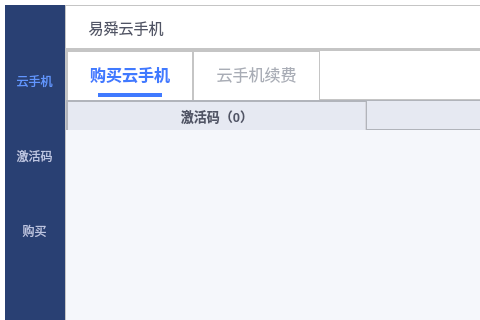
Qt form mainwindow.ui (ZhouMei20220810/TEST) before a commit; both pictures show x 0 to 480 and y 0 to 320 of the 1366 by 768 pixel window.
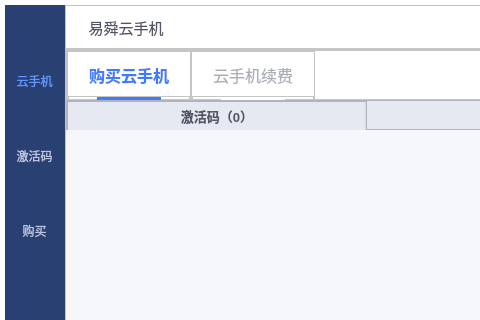
The same form after that commit. The open tabs and pages were chosen to show the change. Icons and pictures are not drawn. Custom widgets are drawn as their Qt base class.

Commit message: 激活码购买和激活码续费按键切换不灵敏的问题

Patch:
```diff
--- a/mainwindow.ui
+++ b/mainwindow.ui
@@ -3076,13 +3076,13 @@
                   </property>
                   <layout class="QVBoxLayout" name="verticalLayout_20">
                    <property name="spacing">
-                    <number>18</number>
+                    <number>0</number>
                    </property>
                    <property name="leftMargin">
                     <number>0</number>
                    </property>
                    <property name="topMargin">
-                    <number>11</number>
+                    <number>0</number>
                    </property>
                    <property name="rightMargin">
                     <number>0</number>
@@ -3095,7 +3095,13 @@
                      <property name="minimumSize">
                       <size>
                        <width>80</width>
-                       <height>21</height>
+                       <height>46</height>
+                      </size>
+                     </property>
+                     <property name="maximumSize">
+                      <size>
+                       <width>16777215</width>
+                       <height>46</height>
                       </size>
                      </property>
                      <property name="cursor">
@@ -3117,23 +3123,41 @@
                     </widget>
                    </item>
                    <item>
-                    <layout class="QHBoxLayout" name="horizontalLayout_33">
+                    <widget class="QFrame" name="frame_31">
+                     <property name="minimumSize">
+                      <size>
+                       <width>0</width>
+                       <height>4</height>
+                      </size>
+                     </property>
+                     <property name="maximumSize">
+                      <size>
+                       <width>16777215</width>
+                       <height>4</height>
+                      </size>
+                     </property>
+                     <property name="frameShape">
+                      <enum>QFrame::StyledPanel</enum>
+                     </property>
+                     <property name="frameShadow">
+                      <enum>QFrame::Raised</enum>
+                     </property>
+                     <layout class="QHBoxLayout" name="horizontalLayout_37">
                      <property name="spacing">
                       <number>0</number>
                      </property>
-                     <item>
-                      <spacer name="horizontalSpacer_26">
-                       <property name="orientation">
-                        <enum>Qt::Horizontal</enum>
-                       </property>
-                       <property name="sizeHint" stdset="0">
-                        <size>
-                         <width>40</width>
-                         <height>20</height>
-                        </size>
-                       </property>
-                      </spacer>
-                     </item>
+                      <property name="leftMargin">
+                       <number>0</number>
+                      </property>
+                      <property name="topMargin">
+                       <number>0</number>
+                      </property>
+                      <property name="rightMargin">
+                       <number>0</number>
+                      </property>
+                      <property name="bottomMargin">
+                       <number>0</number>
+                      </property>
                      <item>
                       <widget class="QLabel" name="labelAddActiveCode">
                        <property name="styleSheet">
@@ -3149,20 +3173,8 @@
                        </property>
                       </widget>
                      </item>
-                     <item>
-                      <spacer name="horizontalSpacer_34">
-                       <property name="orientation">
-                        <enum>Qt::Horizontal</enum>
-                       </property>
-                       <property name="sizeHint" stdset="0">
-                        <size>
-                         <width>40</width>
-                         <height>20</height>
-                        </size>
-                       </property>
-                      </spacer>
-                     </item>
-                    </layout>
+                     </layout>
+                    </widget>
                    </item>
                   </layout>
                  </widget>
@@ -3183,13 +3195,13 @@
                   </property>
                   <layout class="QVBoxLayout" name="verticalLayout_21">
                    <property name="spacing">
-                    <number>18</number>
+                    <number>0</number>
                    </property>
                    <property name="leftMargin">
                     <number>0</number>
                    </property>
                    <property name="topMargin">
-                    <number>11</number>
+                    <number>0</number>
                    </property>
                    <property name="rightMargin">
                     <number>0</number>
@@ -3202,7 +3214,13 @@
                      <property name="minimumSize">
                       <size>
                        <width>80</width>
-                       <height>21</height>
+                       <height>46</height>
+                      </size>
+                     </property>
+                     <property name="maximumSize">
+                      <size>
+                       <width>16777215</width>
+                       <height>46</height>
                       </size>
                      </property>
                      <property name="cursor">
@@ -3232,23 +3250,41 @@
                     </widget>
                    </item>
                    <item>
-                    <layout class="QHBoxLayout" name="horizontalLayout_34">
+                    <widget class="QFrame" name="frame_32">
+                     <property name="minimumSize">
+                      <size>
+                       <width>0</width>
+                       <height>4</height>
+                      </size>
+                     </property>
+                     <property name="maximumSize">
+                      <size>
+                       <width>16777215</width>
+                       <height>4</height>
+                      </size>
+                     </property>
+                     <property name="frameShape">
+                      <enum>QFrame::StyledPanel</enum>
+                     </property>
+                     <property name="frameShadow">
+                      <enum>QFrame::Raised</enum>
+                     </property>
+                     <layout class="QHBoxLayout" name="horizontalLayout_33">
                      <property name="spacing">
                       <number>0</number>
                      </property>
-                     <item>
-                      <spacer name="horizontalSpacer_35">
-                       <property name="orientation">
-                        <enum>Qt::Horizontal</enum>
-                       </property>
-                       <property name="sizeHint" stdset="0">
-                        <size>
-                         <width>40</width>
-                         <height>20</height>
-                        </size>
-                       </property>
-                      </spacer>
-                     </item>
+                      <property name="leftMargin">
+                       <number>0</number>
+                      </property>
+                      <property name="topMargin">
+                       <number>0</number>
+                      </property>
+                      <property name="rightMargin">
+                       <number>0</number>
+                      </property>
+                      <property name="bottomMargin">
+                       <number>0</number>
+                      </property>
                      <item>
                       <widget class="QLabel" name="labelRenewActiveCode">
                        <property name="styleSheet">
@@ -3264,20 +3300,8 @@
                        </property>
                       </widget>
                      </item>
-                     <item>
-                      <spacer name="horizontalSpacer_36">
-                       <property name="orientation">
-                        <enum>Qt::Horizontal</enum>
-                       </property>
-                       <property name="sizeHint" stdset="0">
-                        <size>
-                         <width>40</width>
-                         <height>20</height>
-                        </size>
-                       </property>
-                      </spacer>
-                     </item>
-                    </layout>
+                     </layout>
+                    </widget>
                    </item>
                   </layout>
                  </widget>
```
Lines whose indentation alone changed are shown as unchanged.
